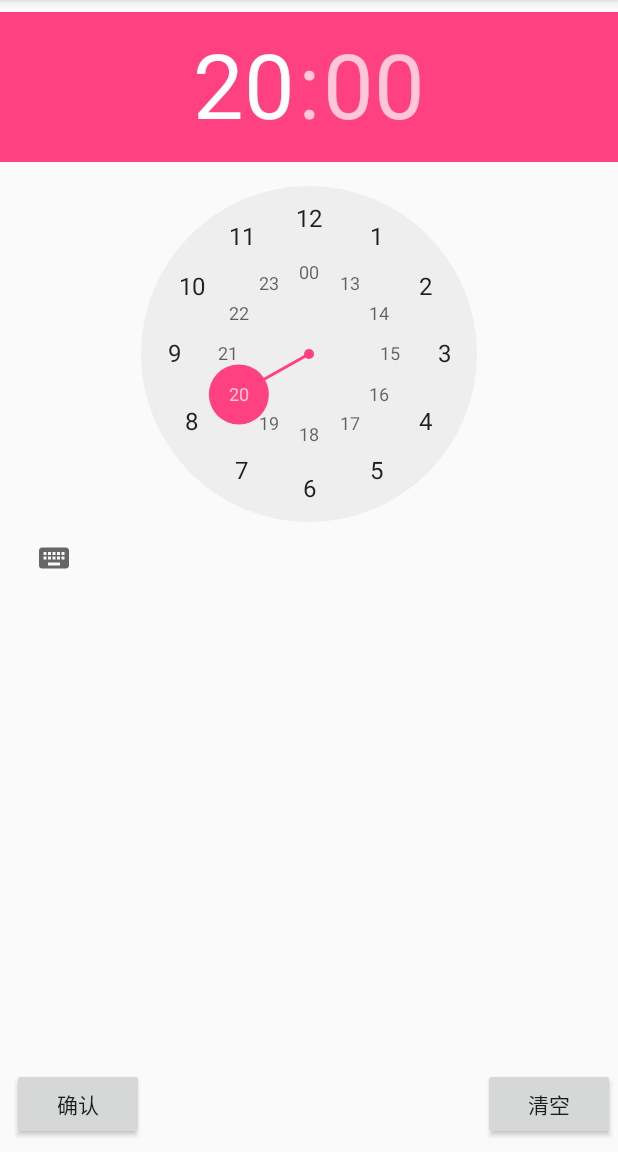
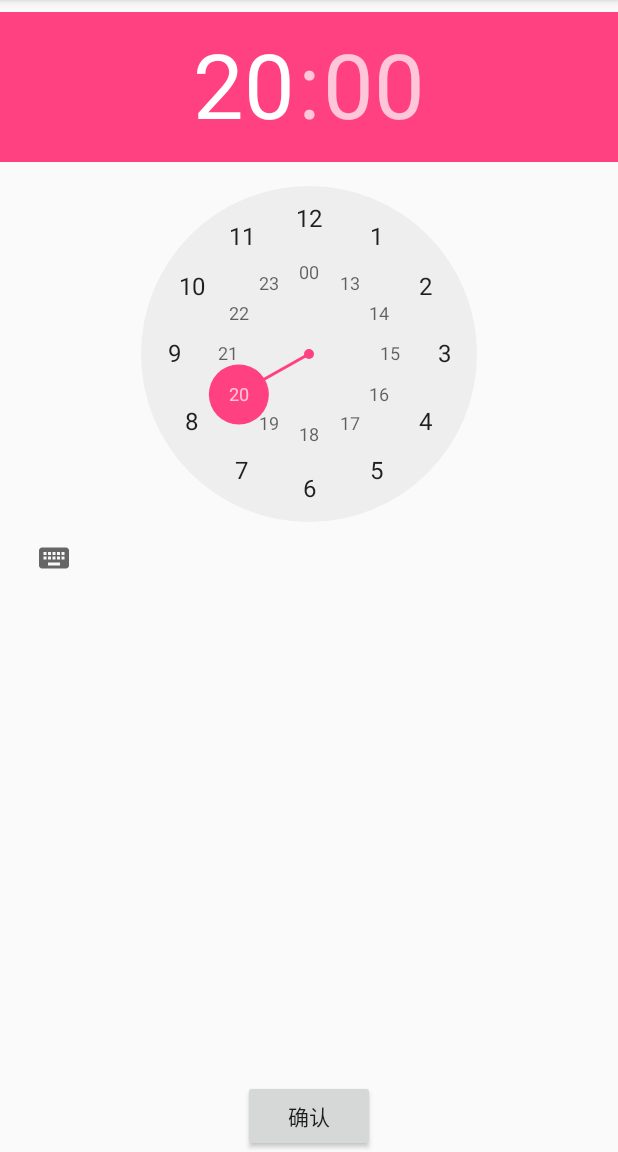
Before and after one commit to FeiyuEVE/AlarmClockDemo, an Android app: the screen it shows after launch (AddAlarmActivity), after a tap on "添加", on a phone screen of 412 x 824 dp, the part 84-1236 px from its top. Run offline under Robolectric (Android 15) with nearby library versions, the phone set to English and light mode, and no system bars.

Commit message:
日常更新

```diff
--- a/app/src/main/java/com/demo/feiyueve/alarmclockdemo/AddAlarmActivity.java
+++ b/app/src/main/java/com/demo/feiyueve/alarmclockdemo/AddAlarmActivity.java
@@ -4,9 +4,11 @@ package com.demo.feiyueve.alarmclockdemo;
  * Created by FeiyuEVE on 2017/9/17.
  */
 
+import android.content.Intent;
 import android.content.SharedPreferences;
 import android.support.v7.app.AppCompatActivity;
 import android.os.Bundle;
+import android.view.View;
 import android.widget.Button;
 import android.widget.TextView;
 import android.widget.TimePicker;
@@ -17,7 +19,7 @@ import java.util.Calendar;
 public class AddAlarmActivity extends AppCompatActivity {
 
     private TimePicker timePicker;
-    private Button bt_ok,bt_empty;
+    private Button bt_ok;
     private SharedPreferences.Editor timeEditor;
     private SharedPreferences alarmTime;;
 
@@ -27,22 +29,23 @@ public class AddAlarmActivity extends AppCompatActivity {
         setContentView(R.layout.activity_add_alarm);
         timePicker = (TimePicker) findViewById(R.id.timePicker);
         timePicker.setIs24HourView(true);
-        bt_empty = (Button) findViewById(R.id.bt_empty);
         bt_ok = (Button) findViewById(R.id.bt_ok);
         timeEditor = getSharedPreferences("alarmTime",MODE_PRIVATE).edit();
         alarmTime = getSharedPreferences("alarmTime",MODE_PRIVATE);
 
-        timePicker.setOnTimeChangedListener(new TimePicker.OnTimeChangedListener() {
+        timeEditor.putInt("alarmTime_Hour"+0,-1);
+
+        bt_ok.setOnClickListener(new View.OnClickListener() {
             @Override
-            public void onTimeChanged(TimePicker timePicker, int hourOfDay, int minuteOfHour) {
-                for(int i=0;i<10;i++){
-                    if(alarmTime.getInt("alarmTime_Hour"+i,-1)!=-1){
-                        if(alarmTime.getInt("alarmTime_Minute"+i,-1)!=-1){
+            public void onClick(View view) {
+                timePicker.setOnTimeChangedListener(new TimePicker.OnTimeChangedListener() {
+                @Override
+                public void onTimeChanged(TimePicker timePicker, int hourOfDay, int minuteOfHour) {
+                    for(int i=0;i<10;i++){
+                        if(alarmTime.getInt("alarmTime_Hour"+i,-1)!=-1&&alarmTime.getInt("alarmTime_Minute"+i,-1)!=-1){
                             continue;
                         }
-                    }
-                    if(alarmTime.getInt("alarmTime_Hour"+i,-1)==-1) {
-                        if(alarmTime.getInt("alarmTime_Minute"+i,-1)==-1){
+                        if(alarmTime.getInt("alarmTime_Hour"+i,-1)==-1||alarmTime.getInt("alarmTime_Minute"+i,-1)==-1) {
                             timeEditor.putInt("alarmTime_Hour"+i,hourOfDay);
                             timeEditor.putInt("alarmTime_Minute"+i,minuteOfHour);
                             timeEditor.apply();
@@ -51,6 +54,10 @@ public class AddAlarmActivity extends AppCompatActivity {
                         }
                     }
                 }
+            });
+                Intent intent = new Intent();
+                intent.setClass(AddAlarmActivity.this,MainActivity.class);
+                startActivity(intent);
             }
         });
     }
--- a/app/src/main/java/com/demo/feiyueve/alarmclockdemo/MainActivity.java
+++ b/app/src/main/java/com/demo/feiyueve/alarmclockdemo/MainActivity.java
@@ -7,11 +7,9 @@ package com.demo.feiyueve.alarmclockdemo;
 
 import android.app.AlarmManager;
 import android.app.PendingIntent;
-import android.content.Context;
 import android.content.Intent;
 import android.content.SharedPreferences;
-import android.provider.AlarmClock;
-import android.provider.Telephony;
+import android.os.SystemClock;
 import android.support.v7.app.AppCompatActivity;
 import android.os.Bundle;
 import android.view.View;
@@ -26,40 +24,53 @@ import java.util.ArrayList;
 import java.util.Calendar;
 import java.util.TimeZone;
 
+import static android.R.attr.format;
+
 public class MainActivity extends AppCompatActivity{
 
     private ArrayAdapter<String> adapter;
+    private SharedPreferences.Editor timeEditor;
     private SharedPreferences sharedPreferences;
     private ArrayList<String> alarmList = new ArrayList<String>();
-    private TimePicker timePicker;
     private ListView listView;
-    private String city;
-    private Calendar mCalendar = Calendar.getInstance();
+    private Calendar mCalendar,newCalendar;
     private AlarmManager alarmManager;
-    PendingIntent pendingIntent;
+    private PendingIntent pendingIntent;
+    private long firstTime,systemTime,alarmClock,time;
+    private Intent alarmClockIntent;
 
     @Override
     protected void onCreate(Bundle savedInstanceState) {
         super.onCreate(savedInstanceState);
         setContentView(R.layout.activity_main);
 
+        firstTime = SystemClock.elapsedRealtime();
+        systemTime = System.currentTimeMillis();
+
+
         Button bt_addAlarm = (Button) findViewById(R.id.bt_addAlarm);
         Button bt_weather = (Button) findViewById(R.id.bt_addWeather);
         Button bt_stopWatch = (Button) findViewById(R.id.bt_stopWatch);
         listView = (ListView) findViewById(R.id.listView);
-        timePicker = (TimePicker) findViewById(R.id.timePicker);
+
+        mCalendar = Calendar.getInstance();
         mCalendar.setTimeInMillis(System.currentTimeMillis());
         mCalendar.setTimeZone(TimeZone.getTimeZone("GMT+8"));
+
+        timeEditor = getSharedPreferences("alarmTime",MODE_PRIVATE).edit();
+
         sharedPreferences = getSharedPreferences("alarmTime",MODE_PRIVATE);
-        Intent alarmClockIntent = new Intent(MainActivity.this, AlarmClock.class);
+
+        alarmClockIntent = new Intent(MainActivity.this, AlarmReceiver.class);
         pendingIntent = PendingIntent.getBroadcast(MainActivity.this,0,alarmClockIntent,0);
         alarmManager = (AlarmManager) getSystemService(ALARM_SERVICE);
 
-
+        checkTime();
         resetAlarmList();
 
+
         adapter = new ArrayAdapter<String>
-                (this,android.R.layout.simple_list_item_multiple_choice,alarmList);
+                (this,android.R.layout.simple_list_item_1);
         listView.setAdapter(adapter);
         listView.setOnItemLongClickListener(new AdapterView.OnItemLongClickListener() {
                @Override
@@ -67,9 +78,25 @@ public class MainActivity extends AppCompatActivity{
                {
                    alarmList.remove(i);
                    adapter.notifyDataSetChanged();
+                   for(int j=0;j<10;j++) {
+                       newCalendar = Calendar.getInstance();
+                       newCalendar.setTimeInMillis(System.currentTimeMillis());
+                       mCalendar.setTimeZone(TimeZone.getTimeZone("GMT+8"));
+                       newCalendar.set(Calendar.HOUR_OF_DAY, sharedPreferences.getInt("alarmTime_Hour" + j, -1));
+                       newCalendar.set(Calendar.MINUTE, sharedPreferences.getInt("alarmTime_Minute" + j, -1));
+                       alarmClock = newCalendar.getTimeInMillis();
+                       if (alarmClock < systemTime) {
+                           timeEditor.putInt("alarmTime_Hour"+i,-1);
+                           timeEditor.putInt("alarmTime_Minute"+i,-1);
+                           timeEditor.apply();
+                       }
+                   }
+                   Toast.makeText(MainActivity.this,"该闹钟已删除",Toast.LENGTH_LONG);
                    return true;
                }
         });
+
+
 
         //打开添加闹钟
         bt_addAlarm.setOnClickListener(new View.OnClickListener() {
@@ -103,20 +130,26 @@ public class MainActivity extends AppCompatActivity{
     public void resetAlarmList(){
         for(int i=0;i<10;i++)
         {
-            alarmList.add(sharedPreferences.getInt("alarmTime_Hour"+i,-1)+":"+sharedPreferences.getInt("alarmTime_Minute"+i,-1));
+            alarmList.add(String.valueOf(newCalendar));
         }
     }
 
     public void checkTime(){
         for(int i=0;i<10;i++){
-            Calendar newCalendar = Calendar.getInstance();
+            newCalendar = Calendar.getInstance();
             newCalendar.setTimeInMillis(System.currentTimeMillis());
-            newCalendar.set(Calendar.HOUR,sharedPreferences.getInt("alarmTime_Hour"+i,-1));
+            mCalendar.setTimeZone(TimeZone.getTimeZone("GMT+8"));
+            newCalendar.set(Calendar.HOUR_OF_DAY,sharedPreferences.getInt("alarmTime_Hour"+i,-1));
             newCalendar.set(Calendar.MINUTE,sharedPreferences.getInt("alarmTime_Minute"+i,-1));
-            if(newCalendar.compareTo(mCalendar)==1){
-                AlarmManager manager = (AlarmManager)getSystemService(ALARM_SERVICE);
-                manager.set(AlarmManager.RTC_WAKEUP, mCalendar.getTimeInMillis(), pendingIntent);
+            alarmClock = newCalendar.getTimeInMillis();
+            if(alarmClock<systemTime){
+                newCalendar.add(Calendar.DAY_OF_MONTH, 1);
+                alarmClock = newCalendar.getTimeInMillis();
             }
+            time = alarmClock - systemTime;
+            firstTime += time;
+
+            alarmManager.setRepeating(AlarmManager.ELAPSED_REALTIME_WAKEUP,firstTime,AlarmManager.INTERVAL_DAY,pendingIntent);
         }
     }
 }
--- a/app/src/main/res/layout/activity_add_alarm.xml
+++ b/app/src/main/res/layout/activity_add_alarm.xml
@@ -4,41 +4,30 @@
     xmlns:tools="http://schemas.android.com/tools"
     android:layout_width="match_parent"
     android:layout_height="match_parent"
-    tools:context="com.demo.feiyueve.alarmclockdemo.AddAlarmActivity">
+    tools:context="com.demo.feiyueve.alarmclockdemo.AddAlarmActivity"
+    tools:layout_editor_absoluteY="81dp"
+    tools:layout_editor_absoluteX="0dp">
 
     <Button
         android:id="@+id/bt_ok"
         android:layout_width="wrap_content"
         android:layout_height="wrap_content"
         android:text="@string/bt_ok"
+        tools:layout_constraintRight_creator="1"
+        tools:layout_constraintBottom_creator="1"
+        app:layout_constraintBottom_toBottomOf="parent"
+        app:layout_constraintRight_toRightOf="parent"
         tools:layout_constraintLeft_creator="1"
-        android:layout_marginLeft="8dp"
-        app:layout_constraintLeft_toLeftOf="parent"
-        app:layout_constraintBottom_toBottomOf="parent"
-        android:layout_marginBottom="8dp"
-        android:layout_marginStart="8dp" />
-
-    <Button
-        android:id="@+id/bt_empty"
-        android:layout_width="wrap_content"
-        android:layout_height="wrap_content"
-        android:text="@string/bt_empty"
-        tools:layout_constraintRight_creator="1"
-        android:layout_marginEnd="2dp"
-        android:layout_marginRight="2dp"
-        app:layout_constraintRight_toRightOf="parent"
-        app:layout_constraintBottom_toBottomOf="parent"
-        android:layout_marginBottom="8dp" />
+        app:layout_constraintLeft_toLeftOf="parent" />
 
     <TimePicker
         android:id="@+id/timePicker"
         android:layout_width="wrap_content"
         android:layout_height="wrap_content"
-        app:layout_constraintTop_toTopOf="parent"
+        tools:layout_constraintTop_creator="1"
         android:layout_marginTop="8dp"
-        tools:layout_constraintRight_creator="1"
-        app:layout_constraintRight_toRightOf="parent"
         tools:layout_constraintLeft_creator="1"
-        app:layout_constraintLeft_toLeftOf="parent" />
+        app:layout_constraintLeft_toLeftOf="parent"
+        app:layout_constraintTop_toTopOf="parent" />
 
 </android.support.constraint.ConstraintLayout>
--- a/app/src/main/res/values/strings.xml
+++ b/app/src/main/res/values/strings.xml
@@ -11,7 +11,6 @@
     <string name="bt_start">开始</string>
     <string name="bt_reset">重置</string>
     <string name="bt_ok">确认</string>
-    <string name="bt_empty">清空</string>
     <string name="bt_addWeather">添加城市</string>
     <string name="hint_city">请输入城市的拼音如：wuhan</string>
 </resources>
```
Also changed, not shown: app/src/main/AndroidManifest.xml (+6 -1 lines), app/src/main/java/com/demo/feiyueve/alarmclockdemo/AlarmReceiver.java (added, +19 -0 lines).
